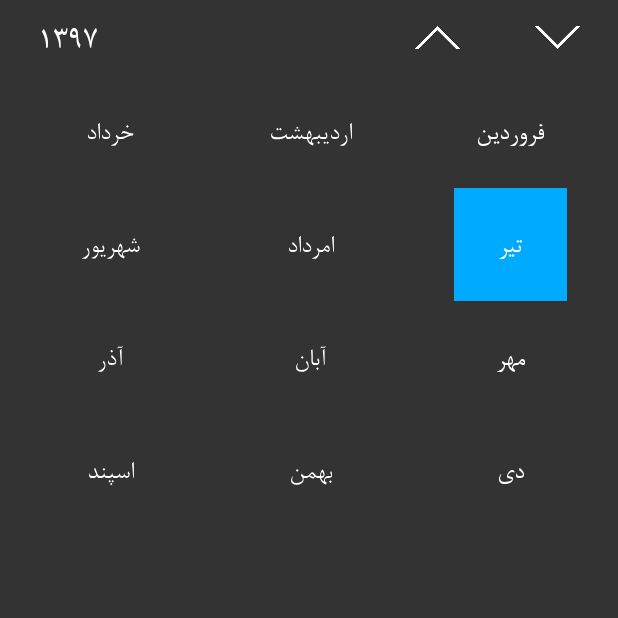
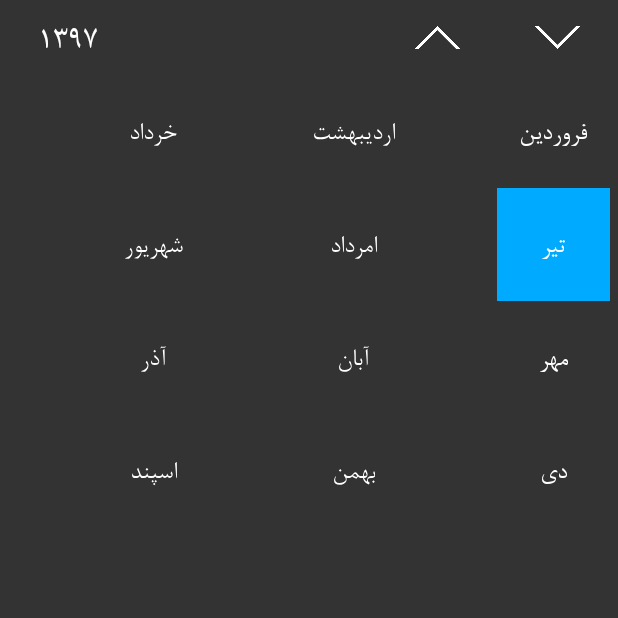
Before and after one commit to imto1/PersianCalendar, an Android app: the screen it shows after launch (YearActivity), after a tap on an icon or button, on a phone screen of 412 x 824 dp, the top half of it. Run offline under Robolectric (Android 15) with nearby library versions, the phone set to English and light mode, and no system bars.

Commit message:
Optimizing custom views

```diff
--- a/android-app/app/src/main/java/com/behmerd/persiancalendar/views/MonthView.java
+++ b/android-app/app/src/main/java/com/behmerd/persiancalendar/views/MonthView.java
@@ -2,6 +2,7 @@ package com.behmerd.persiancalendar.views;
 import android.content.Context;
 import android.graphics.Color;
 import android.graphics.Typeface;
+import android.util.Log;
 import android.view.LayoutInflater;
 import android.view.View;
 import android.view.View.OnClickListener;
@@ -23,10 +24,10 @@ public class MonthView extends BaseAdapter{
     private Typeface boldFont, regularFont;
     private String[] rest;
     private PersianCalendar calendar;
+    private Context context;
 
-    private static LayoutInflater inflater = null;
     public MonthView(Context context, int Year, int Month, int Day) {
-        // TODO Auto-generated constructor stub
+        this.context = context;
         calendar = new PersianCalendar();
         year = Year;
         month = Month;
@@ -54,9 +55,6 @@ public class MonthView extends BaseAdapter{
 
         boldFont = Typeface.createFromAsset(context.getAssets(),"font/BNaznnBd.ttf");
         regularFont = Typeface.createFromAsset(context.getAssets(),"font/BNazanin.ttf");
-
-        inflater = ( LayoutInflater )context.
-                getSystemService(Context.LAYOUT_INFLATER_SERVICE);
     }
 
     @Override
@@ -83,15 +81,31 @@ public class MonthView extends BaseAdapter{
     }
     @Override
     public View getView(final int position, View convertView, ViewGroup parent) {
-        final Holder holder=new Holder();
-        View rowView;
+        Holder holder = null;
+        if(convertView == null) {
+            holder = new Holder();
+            LayoutInflater inflater = ( LayoutInflater )context.
+                    getSystemService(Context.LAYOUT_INFLATER_SERVICE);
+            convertView = inflater.inflate(R.layout.calendar_table_layout, parent, false);
 
-        rowView = inflater.inflate(R.layout.calendar_table_layout, null);
-        holder.tvDay=(TextView) rowView.findViewById(R.id.tvDay);
-        holder.tvEvent=(TextView) rowView.findViewById(R.id.tvEvent);
-        holder.tvAppointment=(TextView) rowView.findViewById(R.id.tvAppointment);
-        holder.TopBar=(RelativeLayout) rowView.findViewById(R.id.lPanel);
+            holder.tvDay=(TextView) convertView.findViewById(R.id.tvDay);
+            holder.tvEvent=(TextView) convertView.findViewById(R.id.tvEvent);
+            holder.tvAppointment=(TextView) convertView.findViewById(R.id.tvAppointment);
+            holder.TopBar=(RelativeLayout) convertView.findViewById(R.id.lPanel);
 
+            convertView.setTag(holder);
+            convertView.setOnClickListener(new OnClickListener() {
+
+                @Override
+                public void onClick(View v) {
+                    //Toast.makeText(context, "You Clicked "+(holder.tvDay.getText().toString()), Toast.LENGTH_LONG).show();
+                }
+            });
+        } else {
+            holder = (Holder) convertView.getTag();
+        }
+
+        try {
             holder.tvDay.setTypeface(boldFont);
             holder.tvEvent.setTypeface(regularFont);
             holder.tvAppointment.setTypeface(regularFont);
@@ -124,16 +138,11 @@ public class MonthView extends BaseAdapter{
                 if(!weekStartsOnMonthStart)
                     inc();
             }
+        } catch (Exception e) {
+            Log.e("MonthView", "ERROR: " + e.getMessage());
+        }
 
-        rowView.setOnClickListener(new OnClickListener() {
-
-            @Override
-            public void onClick(View v) {
-                //Toast.makeText(context, "You Clicked "+(holder.tvDay.getText().toString()), Toast.LENGTH_LONG).show();
-            }
-        });
-
-        return rowView;
+        return convertView;
     }
 
     private void inc(){
--- a/android-app/app/src/main/java/com/behmerd/persiancalendar/views/WeekDays.java
+++ b/android-app/app/src/main/java/com/behmerd/persiancalendar/views/WeekDays.java
@@ -2,6 +2,7 @@ package com.behmerd.persiancalendar.views;
 import android.content.Context;
 import android.graphics.Color;
 import android.graphics.Typeface;
+import android.util.Log;
 import android.view.LayoutInflater;
 import android.view.View;
 import android.view.View.OnClickListener;
@@ -14,13 +15,12 @@ import com.behmerd.persiancalendar.R;
 
 public class WeekDays extends BaseAdapter{
     private String[] WeekDays;
-    private static LayoutInflater inflater = null;
     private Typeface typeface;
+    private Context context;
     public WeekDays(Context context, String[] Days) {
+        this.context = context;
         WeekDays = Days;
         typeface = Typeface.createFromAsset(context.getAssets(),"font/BNazanin.ttf");
-        inflater = ( LayoutInflater )context.
-                getSystemService(Context.LAYOUT_INFLATER_SERVICE);
     }
 
     @Override
@@ -45,12 +45,27 @@ public class WeekDays extends BaseAdapter{
     }
     @Override
     public View getView(final int position, View convertView, ViewGroup parent) {
-        Holder holder = new Holder();
-        View rowView;
+        Holder holder = null;
+        if(convertView == null) {
+            holder = new Holder();
+            LayoutInflater inflater = ( LayoutInflater )context.
+                    getSystemService(Context.LAYOUT_INFLATER_SERVICE);
+            convertView = inflater.inflate(R.layout.calendar_table_layout, parent, false);
+            holder.tvDay = (TextView) convertView.findViewById(R.id.tvDay);
+            holder.TopBar = (RelativeLayout) convertView.findViewById(R.id.lPanel);
 
-        rowView = inflater.inflate(R.layout.calendar_table_layout, null);
-        holder.tvDay = (TextView) rowView.findViewById(R.id.tvDay);
-        holder.TopBar = (RelativeLayout) rowView.findViewById(R.id.lPanel);
+            convertView.setTag(holder);
+            convertView.setOnClickListener(new OnClickListener() {
+
+                @Override
+                public void onClick(View v) {
+                }
+            });
+        } else {
+            holder = (Holder) convertView.getTag();
+        }
+
+        try {
             holder.tvDay.setTypeface(typeface);
 
             holder.tvDay.setText(WeekDays[position]);
@@ -62,14 +77,11 @@ public class WeekDays extends BaseAdapter{
             else
                 holder.tvDay.setTextColor(Color.parseColor("#ffffff"));
 
-        rowView.setOnClickListener(new OnClickListener() {
+        } catch (Exception e) {
+            Log.e("WeekDaysView", "ERROR: " + e.getMessage());
+        }
 
-            @Override
-            public void onClick(View v) {
-            }
-        });
-
-        return rowView;
+        return convertView;
     }
 
 }
--- a/android-app/app/src/main/java/com/behmerd/persiancalendar/views/YearView.java
+++ b/android-app/app/src/main/java/com/behmerd/persiancalendar/views/YearView.java
@@ -4,6 +4,7 @@ import android.content.Context;
 import android.content.Intent;
 import android.graphics.Color;
 import android.graphics.Typeface;
+import android.util.Log;
 import android.view.LayoutInflater;
 import android.view.View;
 import android.view.ViewGroup;
@@ -18,13 +19,11 @@ import com.behmerd.persiancalendar.common.PersianCalendar;
 import java.util.Arrays;
 
 public class YearView extends BaseAdapter {
-
     private Context context;
-    private int year, month, currentYear, currentMonth;
+    private int year, currentYear, currentMonth;
     private String[] monthList;
     private Typeface typeface;
 
-    private static LayoutInflater inflater = null;
     public YearView(Context context, int Year, String[] Months) {
         this.context = context;
         year = Year;
@@ -32,11 +31,7 @@ public class YearView extends BaseAdapter {
         PersianCalendar calendar = new PersianCalendar();
         currentYear = calendar.Now.Year();
         currentMonth = calendar.Now.Month();
-
         typeface = Typeface.createFromAsset(context.getAssets(),"font/BNazanin.ttf");
-
-        inflater = ( LayoutInflater )context.
-                getSystemService(Context.LAYOUT_INFLATER_SERVICE);
     }
 
     @Override
@@ -61,28 +56,25 @@ public class YearView extends BaseAdapter {
     }
     @Override
     public View getView(final int position, View convertView, ViewGroup parent) {
-        final Holder holder=new Holder();
-        View rowView;
+        Holder holder = null;
+        if(convertView == null) {
+            final Holder finalHolder = holder = new Holder();
+            LayoutInflater inflater = ( LayoutInflater )context.
+                    getSystemService(Context.LAYOUT_INFLATER_SERVICE);
 
-        rowView = inflater.inflate(R.layout.yearview_table_layout, null);
-        holder.tvMonth=(TextView) rowView.findViewById(R.id.tvMonth);
-        holder.TopBar=(RelativeLayout) rowView.findViewById(R.id.lPanel);
-        holder.tvMonth.setTypeface(typeface);
+            convertView = inflater.inflate(R.layout.yearview_table_layout, parent, false);
+            holder.tvMonth=(TextView) convertView.findViewById(R.id.tvMonth);
+            holder.TopBar=(RelativeLayout) convertView.findViewById(R.id.lPanel);
 
-
-        holder.tvMonth.setText(monthList[position]);
-
-        month = position + 1;
-        if(currentYear == year && currentMonth == month)
-            holder.TopBar.setBackgroundColor(Color.parseColor("#00aaff"));
-
-        rowView.setOnClickListener(new View.OnClickListener() {
+            convertView.setTag(holder);
+            convertView.setOnClickListener(new View.OnClickListener() {
 
                 @Override
                 public void onClick(View v) {
                     int selectedMonth = 1;
-                if(Arrays.asList(monthList).contains(holder.tvMonth.getText().toString()))
-                  selectedMonth = (Arrays.asList(monthList).indexOf(holder.tvMonth.getText().toString())) + 1;
+                    if(Arrays.asList(monthList).contains(finalHolder.tvMonth.getText().toString()))
+                        selectedMonth = (Arrays.asList(monthList).
+                                indexOf(finalHolder.tvMonth.getText().toString())) + 1;
                     Intent intent = new Intent(context,MainActivity.class);
                     intent.putExtra("year", year);
                     intent.putExtra("month", selectedMonth);
@@ -90,7 +82,21 @@ public class YearView extends BaseAdapter {
                     context.startActivity(intent);
                 }
             });
+        } else {
+            holder = (Holder) convertView.getTag();
+        }
 
-        return rowView;
+        try {
+            holder.tvMonth.setTypeface(typeface);
+            holder.tvMonth.setText(monthList[position]);
+
+            int month = position + 1;
+            if(currentYear == year && currentMonth == month)
+                holder.TopBar.setBackgroundColor(Color.parseColor("#00aaff"));
+        } catch (Exception e) {
+            Log.e("YearView", "ERROR: " + e.getMessage());
+        }
+
+        return convertView;
     }
 }
```
Also changed, not shown: android-app/app/src/main/java/com/behmerd/persiancalendar/views/DecadeView.java (+34 -30 lines). Lines whose indentation alone changed are shown as unchanged.
